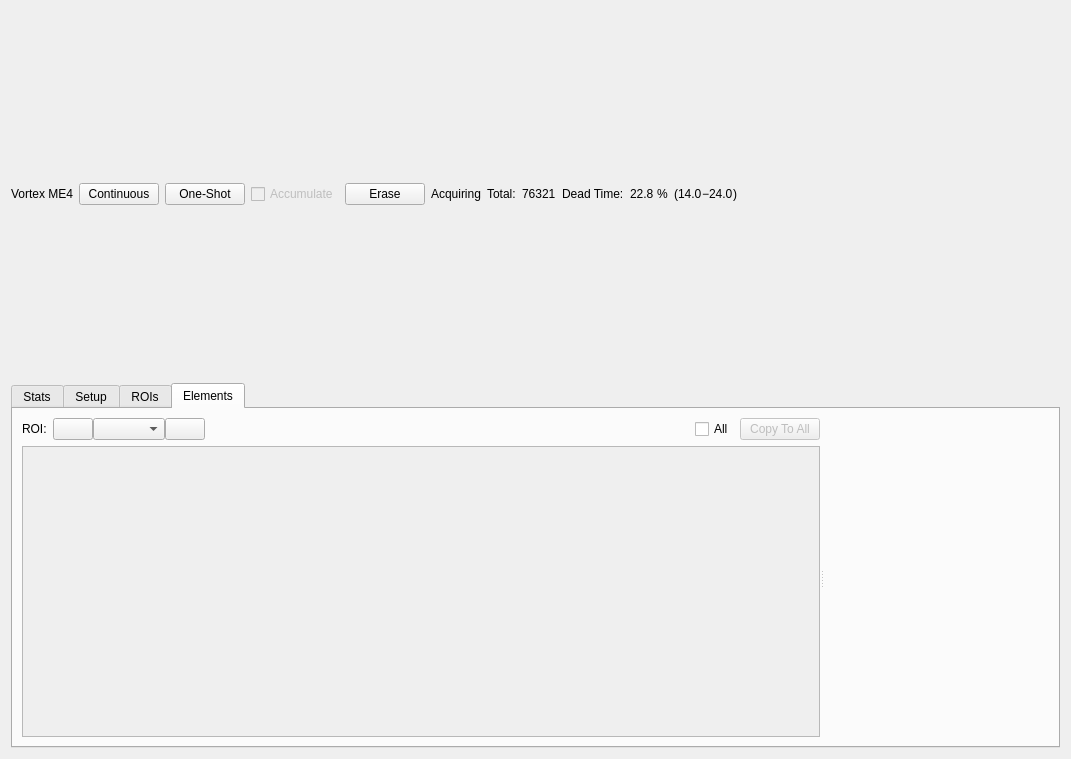
Before: the Qt Designer form src/firefly/xrf_detector.ui in spc-group/haven, drawn with Qt 5.
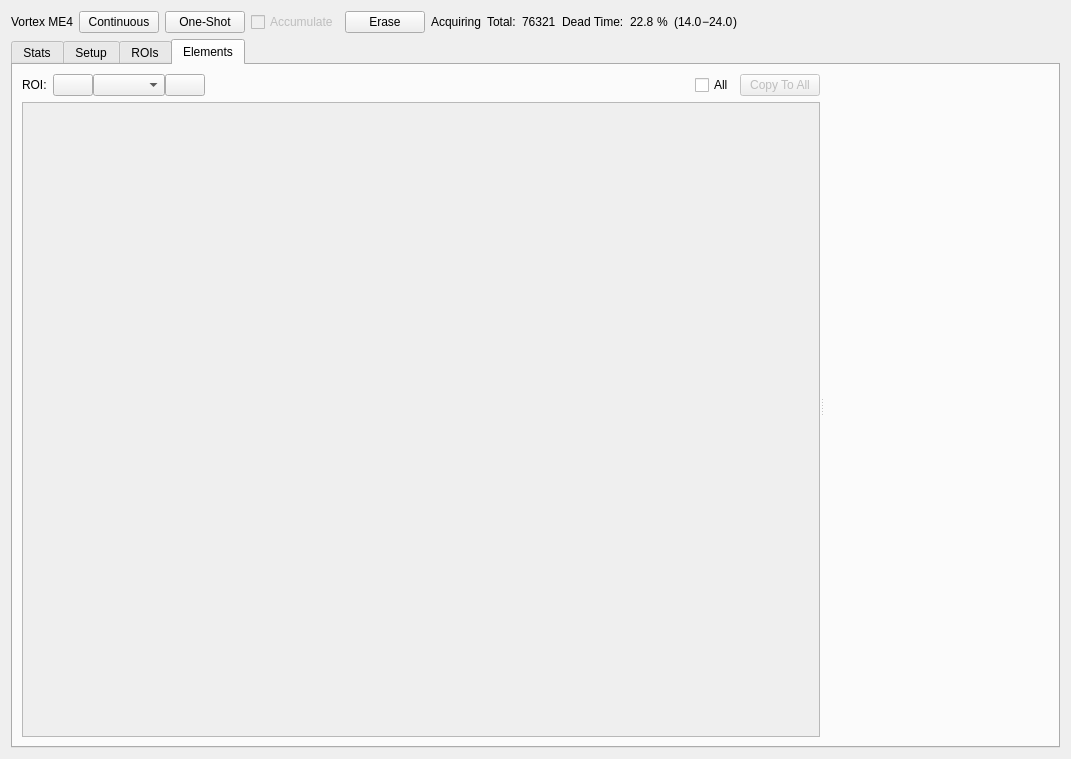
After: the same form once the commit is applied. Custom widgets are drawn as their Qt base class.

What changed in the file:
```diff
--- a/src/firefly/xrf_detector.ui
+++ b/src/firefly/xrf_detector.ui
@@ -283,6 +283,12 @@
        </property>
        <item>
         <widget class="QLabel" name="label_11">
+         <property name="sizePolicy">
+          <sizepolicy hsizetype="Preferred" vsizetype="Fixed">
+           <horstretch>0</horstretch>
+           <verstretch>0</verstretch>
+          </sizepolicy>
+         </property>
          <property name="text">
           <string>(</string>
          </property>
@@ -290,6 +296,12 @@
        </item>
        <item>
         <widget class="PyDMLabel" name="dead_time_min_label">
+         <property name="sizePolicy">
+          <sizepolicy hsizetype="Preferred" vsizetype="Fixed">
+           <horstretch>0</horstretch>
+           <verstretch>0</verstretch>
+          </sizepolicy>
+         </property>
          <property name="toolTip">
           <string/>
          </property>
@@ -300,6 +312,12 @@
        </item>
        <item>
         <widget class="QLabel" name="label_12">
+         <property name="sizePolicy">
+          <sizepolicy hsizetype="Preferred" vsizetype="Fixed">
+           <horstretch>0</horstretch>
+           <verstretch>0</verstretch>
+          </sizepolicy>
+         </property>
          <property name="text">
           <string>−</string>
          </property>
@@ -307,6 +325,12 @@
        </item>
        <item>
         <widget class="PyDMLabel" name="PyDMLabel_34">
+         <property name="sizePolicy">
+          <sizepolicy hsizetype="Preferred" vsizetype="Fixed">
+           <horstretch>0</horstretch>
+           <verstretch>0</verstretch>
+          </sizepolicy>
+         </property>
          <property name="toolTip">
           <string/>
          </property>
@@ -317,6 +341,12 @@
        </item>
        <item>
         <widget class="QLabel" name="label_13">
+         <property name="sizePolicy">
+          <sizepolicy hsizetype="Preferred" vsizetype="Fixed">
+           <horstretch>0</horstretch>
+           <verstretch>0</verstretch>
+          </sizepolicy>
+         </property>
          <property name="text">
           <string>)</string>
          </property>
@@ -1167,8 +1197,8 @@
                 <rect>
                  <x>0</x>
                  <y>0</y>
-                 <width>869</width>
-                 <height>393</height>
+                 <width>863</width>
+                 <height>363</height>
                 </rect>
                </property>
                <layout class="QVBoxLayout" name="verticalLayout_8">
```
Left out of the diff: 10 changed lines with no effect on the pictures.
